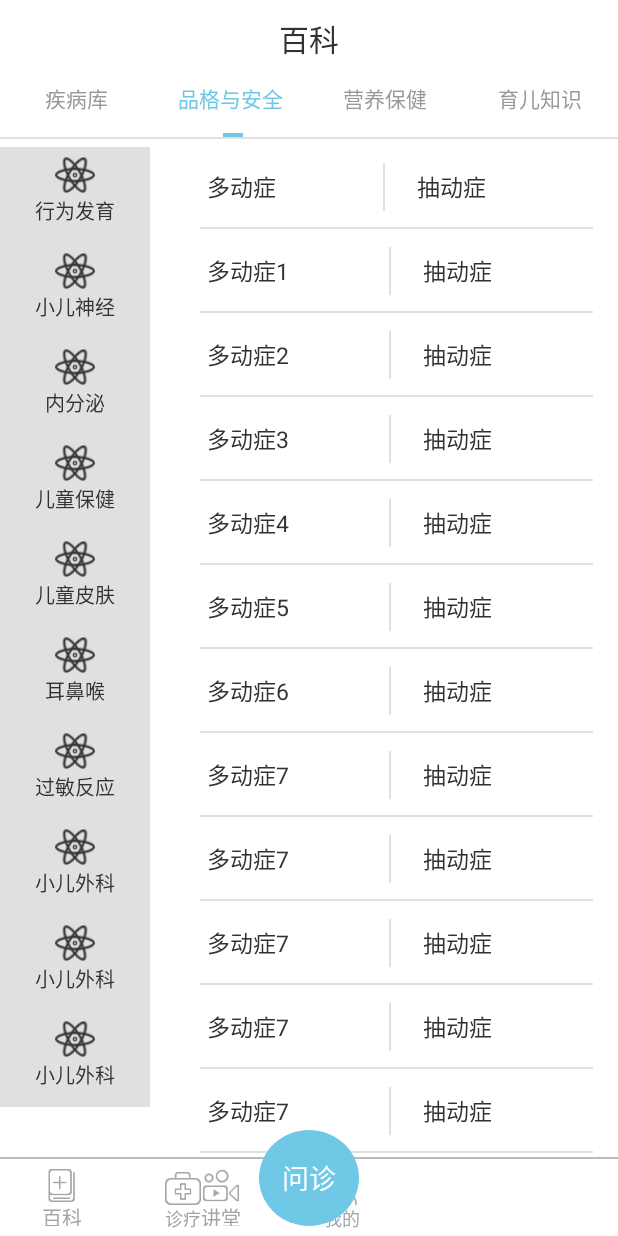
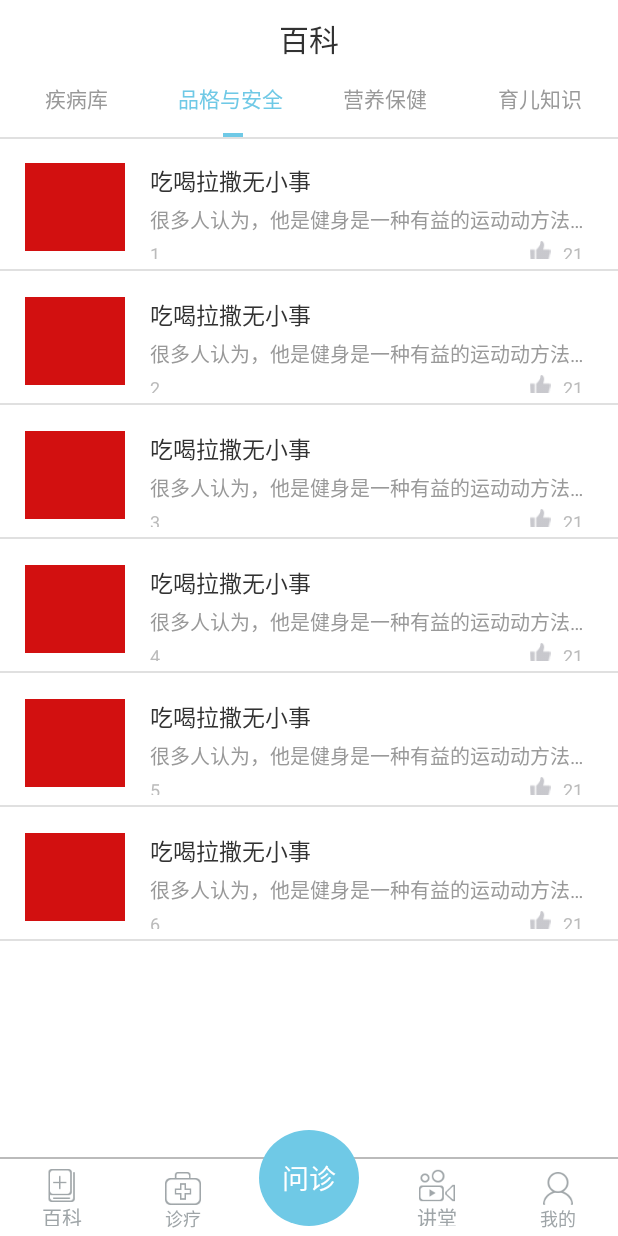
Before and after one commit to chxxbb/TSET, an Android app: the screen it shows after launch (HomeActivity), tab 2 chosen, on a phone screen of 412 x 824 dp. Run offline under Robolectric (Android 15) with nearby library versions, the phone set to English and light mode, and no system bars.

Commit message:
2016年8月25日19:46:40
新增：
品格与安全
营养保健
育儿知识界面

```diff
--- /dev/null
+++ b/app/src/main/java/com/example/chen/tset/CharactersafeAdapter.java
@@ -0,0 +1,57 @@
+package com.example.chen.tset;
+
+import android.content.Context;
+import android.view.LayoutInflater;
+import android.view.View;
+import android.view.ViewGroup;
+import android.widget.BaseAdapter;
+import android.widget.ImageView;
+import android.widget.TextView;
+
+import java.util.List;
+
+/**
+ * Created by Administrator on 2016/8/25 0025.
+ */
+public class CharactersafeAdapter extends BaseAdapter{
+    Context context;
+    List<String> list;
+
+    public CharactersafeAdapter(Context context,List<String> list) {
+        this.context = context;
+        this.list=list;
+    }
+
+    @Override
+    public int getCount() {
+        return list.size();
+    }
+
+    @Override
+    public Object getItem(int position) {
+        return list.get(position);
+    }
+
+    @Override
+    public long getItemId(int position) {
+        return position;
+    }
+
+    @Override
+    public View getView(int position, View convertView, ViewGroup parent) {
+        if(convertView==null){
+            LayoutInflater inflater=LayoutInflater.from(parent.getContext());
+            convertView=inflater.inflate(R.layout.encyclopedia_item,parent,false);
+            convertView.setTag(new ViewHolder(convertView));
+        }
+        ViewHolder viewHolder= (ViewHolder) convertView.getTag();
+        viewHolder.tv.setText(list.get(position));
+        return convertView;
+    }
+    static class ViewHolder{
+        private TextView tv;
+        ViewHolder(View v){
+            tv= (TextView) v.findViewById(R.id.tv);
+        }
+    }
+}
--- /dev/null
+++ b/app/src/main/java/com/example/chen/tset/CharactersafeFragment.java
@@ -0,0 +1,47 @@
+package com.example.chen.tset;
+
+import android.os.Bundle;
+import android.support.annotation.Nullable;
+import android.support.v4.app.Fragment;
+import android.view.LayoutInflater;
+import android.view.View;
+import android.view.ViewGroup;
+import android.widget.ListView;
+
+import java.util.ArrayList;
+import java.util.List;
+
+/**
+ * Created by Administrator on 2016/8/25 0025.
+ */
+public class CharactersafeFragment extends Fragment{
+    View view;
+    CharactersafeAdapter adapter;
+    private ListView lv_charactersafe;
+    List<String> list;
+    @Nullable
+    @Override
+    public View onCreateView(LayoutInflater inflater, @Nullable ViewGroup container, @Nullable Bundle savedInstanceState) {
+        view=inflater.inflate(R.layout.fragment_charactersafe,null);
+        findView();
+        init();
+        return view;
+    }
+
+    private void findView() {
+        lv_charactersafe= (ListView) view.findViewById(R.id.lv_charactersafe);
+    }
+
+    private void init() {
+        list=new ArrayList<>();
+        list.add("1");
+        list.add("2");
+        list.add("3");
+        list.add("4");
+        list.add("5");
+        list.add("6");
+        adapter=new CharactersafeAdapter(getContext(),list);
+        lv_charactersafe.setAdapter(adapter);
+        adapter.notifyDataSetChanged();
+    }
+}
--- a/app/src/main/java/com/example/chen/tset/EncyclopediaFragment.java
+++ b/app/src/main/java/com/example/chen/tset/EncyclopediaFragment.java
@@ -22,9 +22,7 @@ public class EncyclopediaFragment extends Fragment {
     List<Fragment> flist;
     //标题栏集合
     DiseaselibFragment diseaselibFragment1;
-    DiseaselibFragment diseaselibFragment2;
-    DiseaselibFragment diseaselibFragment3;
-    DiseaselibFragment diseaselibFragment4;
+    CharactersafeFragment charactersafeFragment;
     private TabLayout tabLayout;
     private ViewPager vp_encyclopedia;
     View view1,view2,view3,view4;
@@ -57,13 +55,11 @@ public class EncyclopediaFragment extends Fragment {
     private void init() {
         flist=new ArrayList<Fragment>();
         diseaselibFragment1=new DiseaselibFragment();
-        diseaselibFragment2=new DiseaselibFragment();
-        diseaselibFragment3=new DiseaselibFragment();
-        diseaselibFragment4=new DiseaselibFragment();
         flist.add(diseaselibFragment1);
-        flist.add(diseaselibFragment2);
-        flist.add(diseaselibFragment3);
-        flist.add(diseaselibFragment4);
+        for(int i=0;i<3;i++){
+            charactersafeFragment=new CharactersafeFragment();
+            flist.add(charactersafeFragment);
+        }
         adapter=new EncyclopediaAdapter(getChildFragmentManager(),flist);
         tabLayout.setTabsFromPagerAdapter(adapter);
         vp_encyclopedia.setAdapter(adapter);
--- /dev/null
+++ b/app/src/main/res/drawable/charactersafe_img_case.xml
@@ -0,0 +1,17 @@
+<?xml version="1.0" encoding="utf-8"?>
+    <shape
+        xmlns:android="http://schemas.android.com/apk/res/android"
+        android:shape="rectangle"
+        android:useLevel="false">
+        <corners
+            android:radius="10dp"
+            />
+        <gradient
+            android:startColor="#ffffff"
+            android:endColor="#ffffff"
+            android:useLevel="false"
+            android:type="linear"
+            android:angle="90"
+            >
+        </gradient>
+    </shape>
--- a/app/src/main/res/layout/activity_home.xml
+++ b/app/src/main/res/layout/activity_home.xml
@@ -62,6 +62,13 @@
                         android:textColor="@drawable/encyclopedia_color"
                         />
 
+                </RadioGroup>
+                <RadioGroup
+                    android:layout_alignParentRight="true"
+                    android:layout_alignParentBottom="true"
+                    android:layout_width="wrap_content"
+                    android:layout_height="@dimen/y96"
+                    android:orientation="horizontal">
                     <RadioButton
                         android:layout_marginRight="@dimen/x100"
                         android:layout_marginTop="@dimen/y12"
--- /dev/null
+++ b/app/src/main/res/layout/encyclopedia_item.xml
@@ -0,0 +1,84 @@
+<?xml version="1.0" encoding="utf-8"?>
+<LinearLayout xmlns:android="http://schemas.android.com/apk/res/android"
+    xmlns:app="http://schemas.android.com/apk/res-auto"
+    android:orientation="vertical"
+    android:layout_width="match_parent"
+    android:layout_height="match_parent">
+    <LinearLayout
+        android:orientation="horizontal"
+        android:layout_width="match_parent"
+        android:layout_height="@dimen/y150">
+        <ImageView
+            android:layout_marginTop="@dimen/y30"
+            android:layout_marginLeft="@dimen/x30"
+            android:layout_marginBottom="@dimen/y20"
+            android:layout_width="@dimen/x120"
+            android:layout_height="@dimen/y110"
+            android:src="#d21010"
+            android:scaleType="centerCrop"
+            android:adjustViewBounds="true"
+            android:background="@drawable/charactersafe_img_case"
+            />
+        <LinearLayout
+            android:layout_marginTop="@dimen/y30"
+            android:layout_marginLeft="@dimen/x30"
+            android:layout_width="match_parent"
+            android:layout_height="wrap_content"
+            android:orientation="vertical">
+            <TextView
+                android:layout_width="wrap_content"
+                android:layout_height="wrap_content"
+                android:text="吃喝拉撒无小事"
+                android:textSize="@dimen/x28"
+                android:textColor="#323232"
+                />
+            <TextView
+                android:layout_marginTop="@dimen/y9"
+                android:layout_width="wrap_content"
+                android:layout_height="wrap_content"
+                android:text="很多人认为，他是健身是一种有益的运动动方法方法发"
+                android:textSize="@dimen/x24"
+                android:textColor="#999999"
+                android:layout_marginRight="@dimen/x30"
+                android:lines="1"
+                android:ellipsize="end"/>
+            <RelativeLayout
+                android:layout_marginTop="@dimen/y9"
+                android:layout_width="match_parent"
+                android:layout_height="wrap_content">
+                <TextView
+                    android:id="@+id/tv"
+                    android:layout_alignParentLeft="true"
+                    android:layout_width="wrap_content"
+                    android:layout_height="wrap_content"
+                    android:textSize="@dimen/x22"
+                    android:text="08-25"
+                    android:textColor="#bbbbbb"/>
+                <LinearLayout
+                    android:layout_alignParentRight="true"
+                    android:layout_width="wrap_content"
+                    android:layout_height="wrap_content"
+                    android:orientation="horizontal">
+                    <ImageView
+                        android:layout_width="@dimen/x26"
+                        android:layout_height="@dimen/y26"
+                        android:src="@drawable/encyclopedialike"/>
+                    <TextView
+                        android:layout_marginLeft="@dimen/x14"
+                        android:layout_width="wrap_content"
+                        android:layout_height="wrap_content"
+                        android:layout_marginRight="@dimen/x42"
+                        android:text="21"
+                        android:textSize="@dimen/x22"
+                        android:textColor="#bbbbbb"/>
+                </LinearLayout>
+            </RelativeLayout>
+        </LinearLayout>
+    </LinearLayout>
+    <View
+        android:layout_marginTop="@dimen/y12"
+        android:layout_width="match_parent"
+        android:layout_height="1dp"
+        android:background="#e0e0e0"/>
+
+</LinearLayout>
--- /dev/null
+++ b/app/src/main/res/layout/fragment_charactersafe.xml
@@ -0,0 +1,11 @@
+<?xml version="1.0" encoding="utf-8"?>
+<LinearLayout xmlns:android="http://schemas.android.com/apk/res/android"
+    android:orientation="vertical"
+    android:layout_width="match_parent"
+    android:layout_height="match_parent">
+    <ListView
+        android:layout_width="match_parent"
+        android:layout_height="match_parent"
+        android:id="@+id/lv_charactersafe"></ListView>
+
+</LinearLayout>
```
Also changed, not shown: app/src/main/res/drawable-xhdpi/encyclopedialike.png (added).
